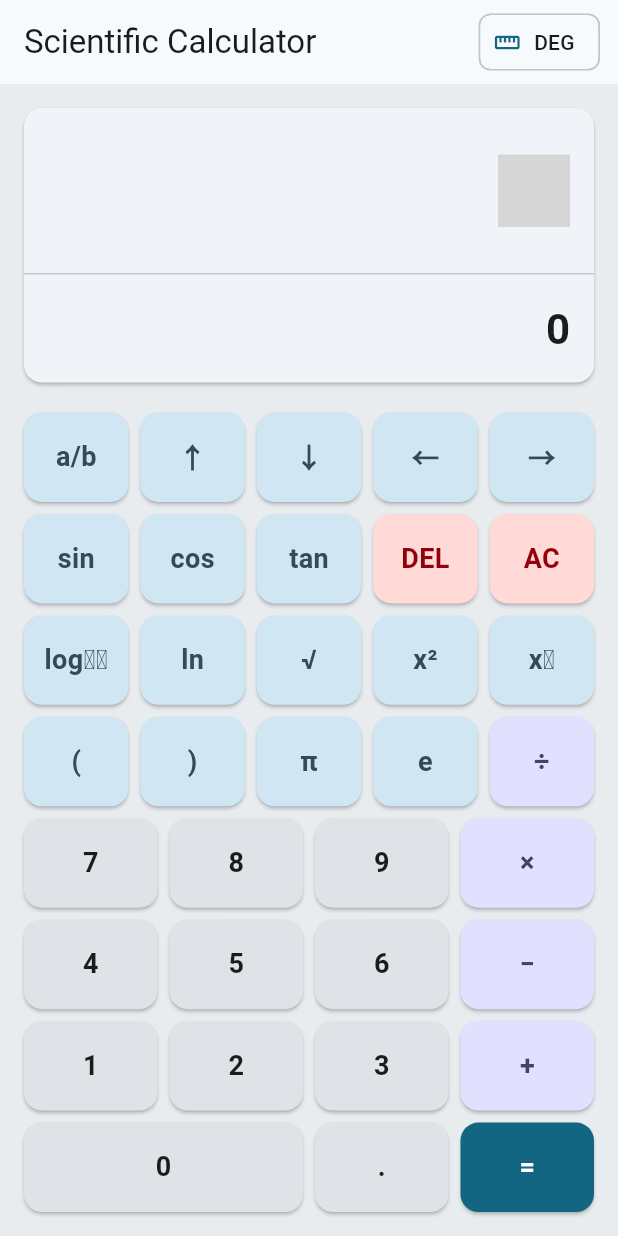
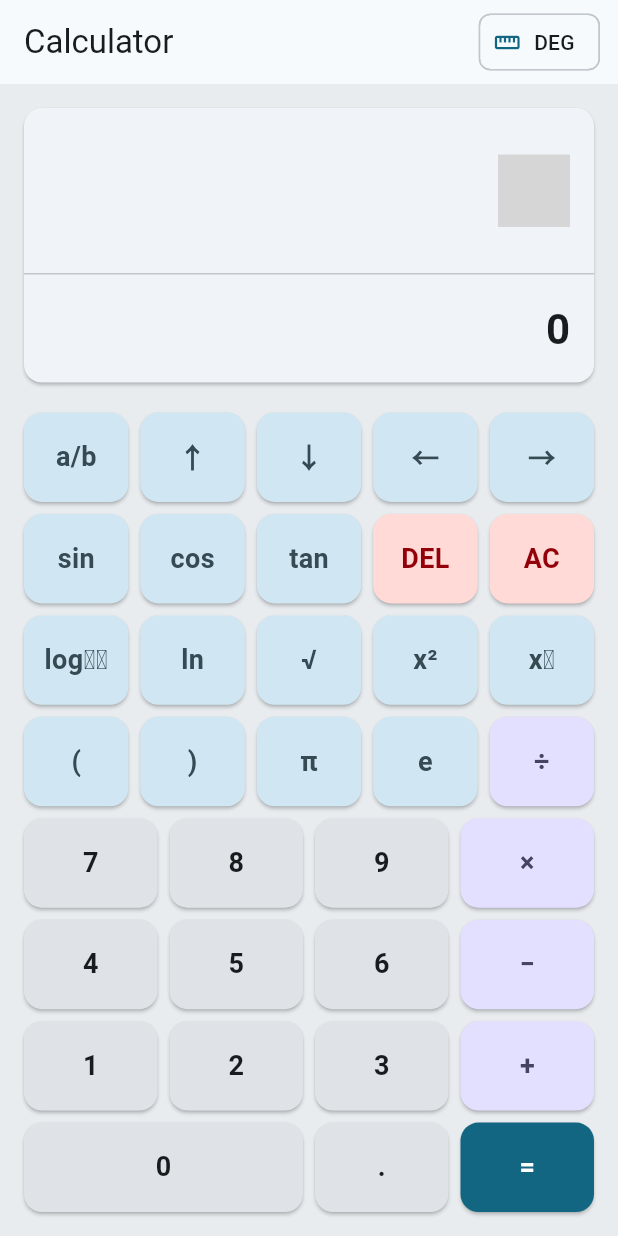
Before and after one commit to swarfte/scientific-calculator, a Flutter app: the screen it shows after launch, on a phone screen of 412 x 824 dp. Run offline on Flutter 3.47's test engine with Material 3 defaults, Android fonts, the phone set to English and light mode, and no system bars; our stand-ins replace flutter_riverpod, math_expressions, shared_preferences; missing offline and left inert: flutter_math_fork, screen_retriever, window_manager; grey boxes are pictures that could not be loaded.

Commit message:
Add automated release pipeline and installer
Adds a new GitHub Actions workflow to build and publish Android APK, Windows installer, and macOS DMG releases with version/tag generation and artifact validation. Introduces a reusable Inno Setup script for packaging the Flutter Windows build into a setup executable. Also updates the calculator screen app bar title from "Scientific Calculator" to "Calculator" for simpler UI labeling.

```diff
--- a/lib/features/calculator/view/calculator_screen.dart
+++ b/lib/features/calculator/view/calculator_screen.dart
@@ -24,7 +24,7 @@ class CalculatorScreen extends ConsumerWidget {
 
     return Scaffold(
       appBar: AppBar(
-        title: const Text('Scientific Calculator'),
+        title: const Text('Calculator'),
         centerTitle: false,
         actions: [
           Padding(
```
Also changed, not shown: 2 other files.
